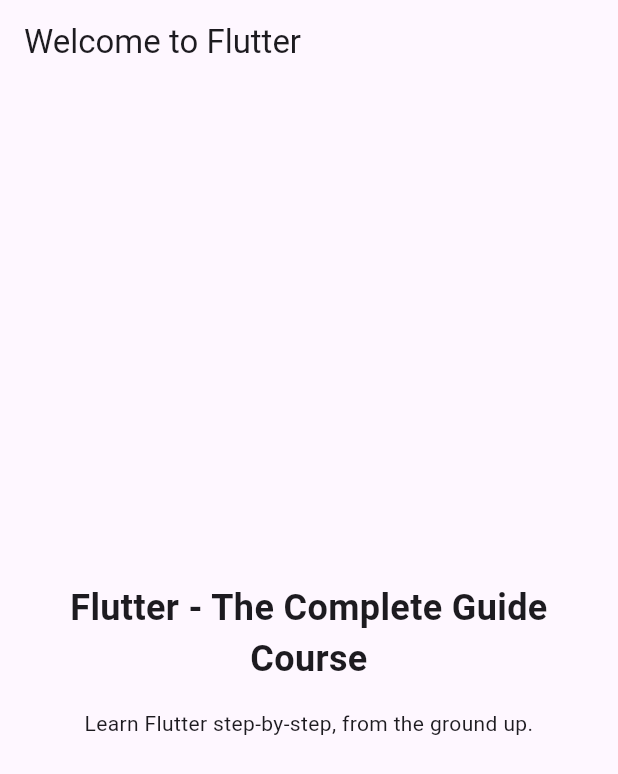
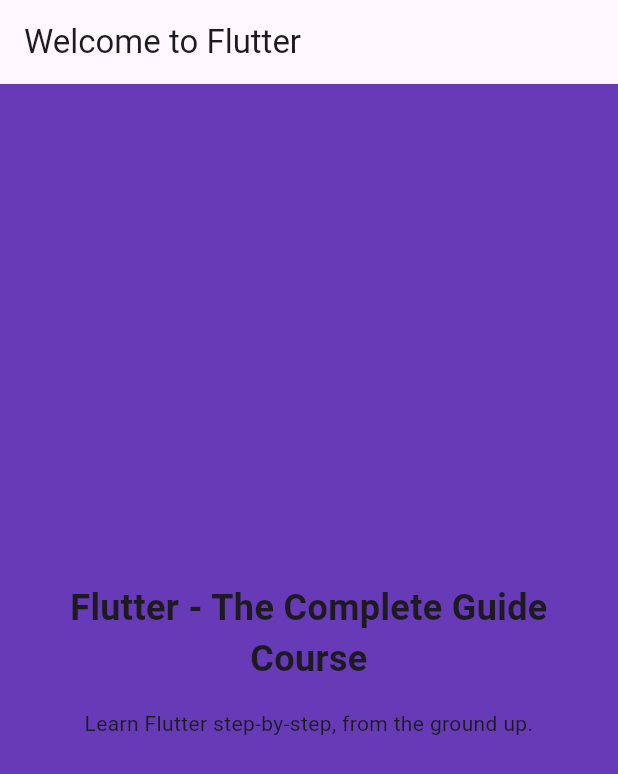
Before and after one commit to yonggipo/first_app, a Flutter app: the screen it shows after launch, on a phone screen of 412 x 824 dp. Shown: the top 774 px of the screen. Run offline on Flutter 3.47's test engine with Material 3 defaults, Android fonts, the phone set to English and light mode, and no system bars.

```diff
--- a/lib/main.dart
+++ b/lib/main.dart
@@ -14,16 +14,30 @@ class MyApp extends StatelessWidget {
       title: 'Flutter First App',
       theme: ThemeData(useMaterial3: true),
       home: Scaffold(
+        // body: Container(
+        //   decoration: const BoxDecoration(
+        //     gradient: LinearGradient(
+        //       colors: [
+        //         Colors.yellow,
+        //         Colors.purple,
+        //       ],
+        //       begin: Alignment.topLeft,
+        //       end: Alignment.bottomRight,
+        //     ),
+        //   ),
+        //   child: const Text('Welcome to Flutter'),
+        // ),
+        backgroundColor: Colors.deepPurple,
         appBar: AppBar(
           title: const Text('Welcome to Flutter'),
         ),
         body: Container(
           width: double.infinity,
           padding: const EdgeInsets.all(12),
-          child: Column(
+          child: const Column(
             mainAxisAlignment: MainAxisAlignment.center,
             crossAxisAlignment: CrossAxisAlignment.center,
-            children: const [
+            children: [
               Text(
                 'Flutter - The Complete Guide Course',
                 textAlign: TextAlign.center,
```
